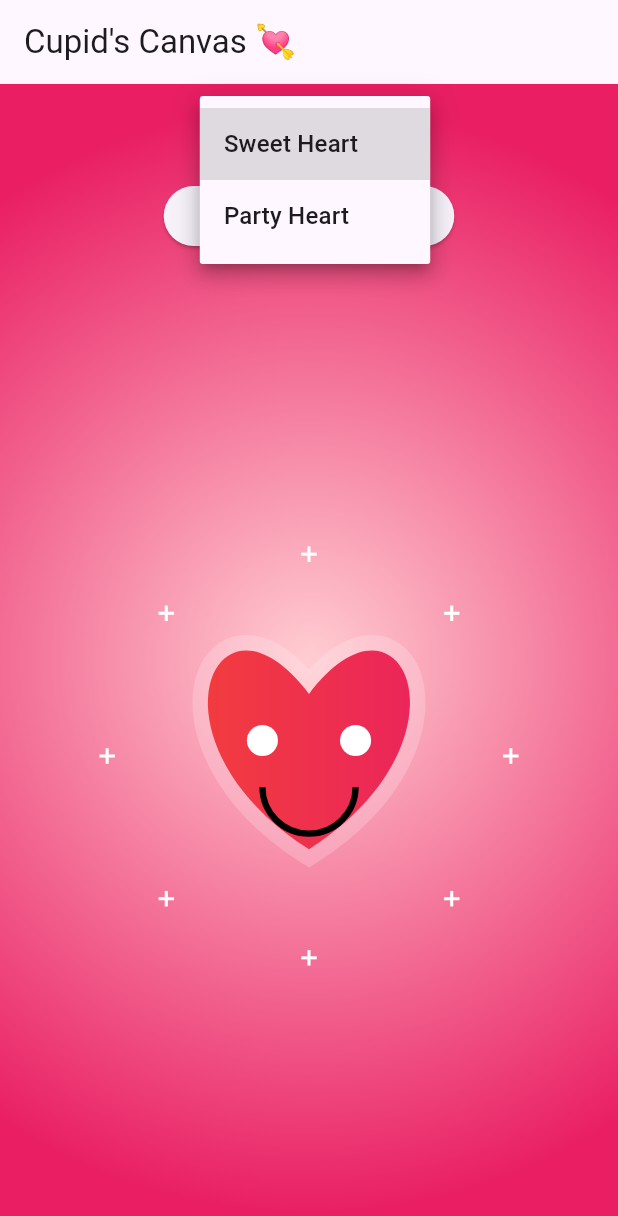
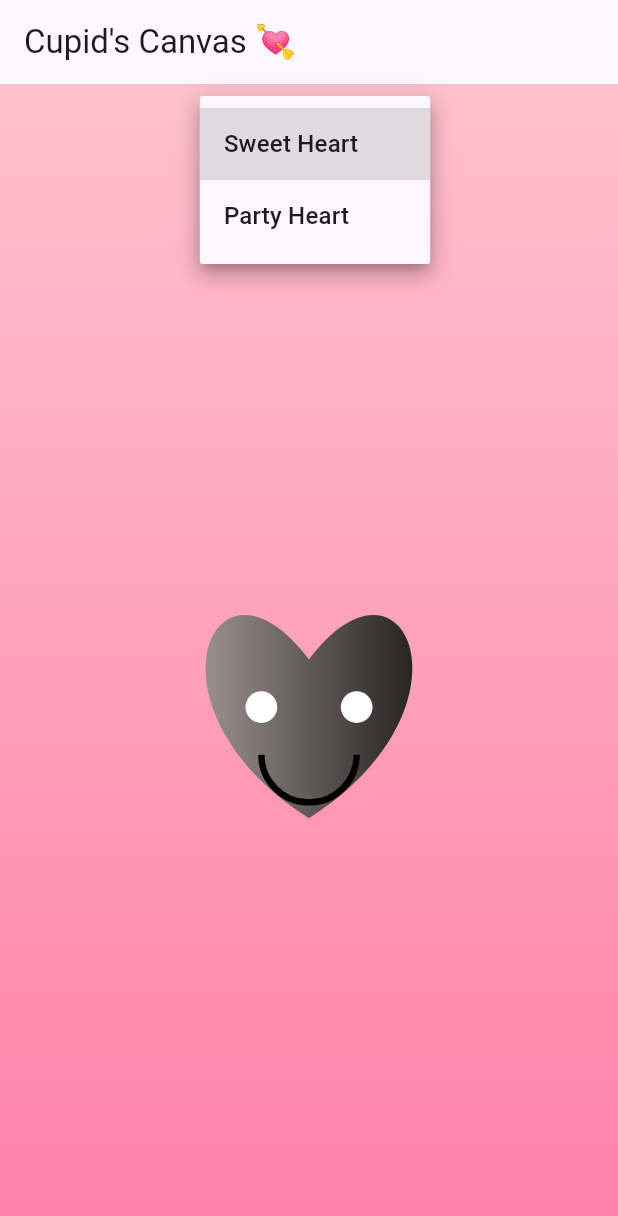
Before and after one commit to NgoBao/inclass3, a Flutter app: the screen it shows after launch, after a tap on "Sweet Heart", on a phone screen of 412 x 824 dp. Shown: the top 1216 px of the screen. Run offline on Flutter 3.47's test engine with Material 3 defaults, Android fonts, the phone set to English and light mode, and no system bars.

Commit message:
Update background, heart colors, animation movement

```diff
--- a/lib/main.dart
+++ b/lib/main.dart
@@ -8,10 +8,9 @@ class ValentineApp extends StatelessWidget {
 
   @override
   Widget build(BuildContext context) {
-    return MaterialApp(
+    return const MaterialApp(
       debugShowCheckedModeBanner: false,
-      theme: ThemeData(useMaterial3: true),
-      home: const ValentineHome(),
+      home: ValentineHome(),
     );
   }
 }
@@ -29,18 +28,23 @@ class _ValentineHomeState extends State<ValentineHome>
   String selectedEmoji = 'Sweet Heart';
 
   late AnimationController _controller;
-  bool showBalloons = false;
+  late Animation<double> _smoothAnimation;
 
   @override
   void initState() {
     super.initState();
+
     _controller = AnimationController(
       vsync: this,
-      duration: const Duration(milliseconds: 800),
-      lowerBound: 0.9,
-      upperBound: 1.1,
-    )..repeat(reverse: true);
+      duration: const Duration(seconds: 20),
+    )..repeat();
+
+    _smoothAnimation = CurvedAnimation(
+      parent: _controller,
+      curve: Curves.easeInOut,  // smooth ending
+    );
   }
+
 
   @override
   void dispose() {
@@ -48,20 +52,24 @@ class _ValentineHomeState extends State<ValentineHome>
     super.dispose();
   }
 
-  void toggleBalloons() {
-    setState(() => showBalloons = !showBalloons);
-  }
-
   @override
   Widget build(BuildContext context) {
+    final isSweet = selectedEmoji == 'Sweet Heart';
+
     return Scaffold(
       appBar: AppBar(title: const Text("Cupid's Canvas 💘")),
       body: Container(
-        decoration: const BoxDecoration(
-          gradient: RadialGradient(
-            center: Alignment.center,
-            radius: 0.9,
-            colors: [Color(0xFFFFCDD2), Color(0xFFE91E63)],
+        decoration: BoxDecoration(
+          gradient: isSweet
+              ? const LinearGradient(
+            colors: [Color(0xFFFFC1CC), Color(0xFFFF80AB)],
+            begin: Alignment.topCenter,
+            end: Alignment.bottomCenter,
+          )
+              : const LinearGradient(
+            colors: [Color(0xFFFFF3E0), Color(0xFFFFCC80)],
+            begin: Alignment.topCenter,
+            end: Alignment.bottomCenter,
           ),
         ),
         child: Column(
@@ -75,21 +83,14 @@ class _ValentineHomeState extends State<ValentineHome>
               onChanged: (value) =>
                   setState(() => selectedEmoji = value ?? selectedEmoji),
             ),
-            ElevatedButton(
-              onPressed: toggleBalloons,
-              child: const Text("Balloon Celebration 🎈"),
-            ),
-            const SizedBox(height: 16),
+            const SizedBox(height: 20),
             Expanded(
               child: Center(
-                child: ScaleTransition(
-                  scale: _controller,
                 child: CustomPaint(
-                    size: const Size(300, 300),
+                  size: const Size(350, 350),
                   painter: HeartEmojiPainter(
                     type: selectedEmoji,
-                      showBalloons: showBalloons,
-                    ),
+                    animation: _smoothAnimation,
                   ),
                 ),
               ),
@@ -103,65 +104,67 @@ class _ValentineHomeState extends State<ValentineHome>
 
 class HeartEmojiPainter extends CustomPainter {
   final String type;
-  final bool showBalloons;
+  final Animation<double> animation;
 
-  HeartEmojiPainter({required this.type, required this.showBalloons});
+  HeartEmojiPainter({
+    required this.type,
+    required this.animation,
+  }) : super(repaint: animation);
 
   @override
   void paint(Canvas canvas, Size size) {
     final center = Offset(size.width / 2, size.height / 2);
 
-    // ===== GLOW TRAIL =====
-    final glowPaint = Paint()
-      ..color = Colors.white.withOpacity(0.2)
-      ..style = PaintingStyle.stroke
-      ..strokeWidth = 20;
-    final glowPath = _heartPath(center);
-    canvas.drawPath(glowPath, glowPaint);
+    // PARTY BALLOONS BACKGROUND
+    if (type == 'Party Heart') {
+      _drawPartyBalloons(canvas, size, center);
+    }
 
-    // ===== HEART WITH GRADIENT =====
-    final gradient = LinearGradient(
-      colors: type == 'Party Heart'
-          ? [Colors.pinkAccent, Colors.deepPurple]
-          : [Colors.red, Colors.pink],
+
+    final double scale =
+        1.0 + 0.12 * sin(animation.value * 2 * pi);
+
+
+    canvas.save();
+    canvas.translate(center.dx, center.dy);
+    canvas.scale(scale);
+    canvas.translate(-center.dx, -center.dy);
+
+    // 💖 HEART COLOR
+    final gradient = type == 'Sweet Heart'
+        ? const LinearGradient(
+      colors: [Color.fromARGB(255, 194, 180, 179), Color.fromARGB(255, 0, 0, 0)],
+    )
+        : const LinearGradient(
+      colors: [Colors.pinkAccent, Colors.deepPurple],
     );
 
     final rect = Rect.fromCenter(center: center, width: 220, height: 220);
     final paint = Paint()
-      ..shader = gradient.createShader(rect)
-      ..style = PaintingStyle.fill;
+      ..shader = gradient.createShader(rect);
 
     canvas.drawPath(_heartPath(center), paint);
 
-    // ===== FACE =====
+    // 👀 EYES
     final eyePaint = Paint()..color = Colors.white;
     canvas.drawCircle(Offset(center.dx - 30, center.dy - 10), 10, eyePaint);
     canvas.drawCircle(Offset(center.dx + 30, center.dy - 10), 10, eyePaint);
 
+    // 😊 MOUTH
     final mouthPaint = Paint()
       ..color = Colors.black
       ..style = PaintingStyle.stroke
       ..strokeWidth = 4;
+
     canvas.drawArc(
       Rect.fromCircle(center: Offset(center.dx, center.dy + 20), radius: 30),
       0,
       pi,
       false,
-        mouthPaint);
+      mouthPaint,
+    );
 
-    // ===== PARTY FEATURES =====
-    if (type == 'Party Heart') {
-      _drawPartyHat(canvas, center);
-      _drawConfetti(canvas, size);
-    }
-
-    // ===== SPARKLES =====
-    _drawSparkles(canvas, center);
-
-    // ===== BALLOONS =====
-    if (showBalloons) {
-      _drawBalloons(canvas, size);
-    }
+    canvas.restore();
   }
 
   Path _heartPath(Offset center) {
@@ -174,59 +177,35 @@ class HeartEmojiPainter extends CustomPainter {
       ..close();
   }
 
-  void _drawPartyHat(Canvas canvas, Offset center) {
-    final hatPaint = Paint()..color = Colors.yellow;
-    final hatPath = Path()
-      ..moveTo(center.dx, center.dy - 110)
-      ..lineTo(center.dx - 40, center.dy - 40)
-      ..lineTo(center.dx + 40, center.dy - 40)
-      ..close();
-    canvas.drawPath(hatPath, hatPaint);
+  void _drawPartyBalloons(Canvas canvas, Size size, Offset center) {
+    for (int i = 0; i < 40; i++) {
+      final paint = Paint()
+        ..color = Colors.primaries[i % Colors.primaries.length];
+
+      final radius = 100 + (i % 6) * 40;
+      final speed = 0.5 + (i % 5) * 0.2;
+
+      final angle = (animation.value * 20 * pi * speed) + (i * pi / 10);
+
+
+      final x = center.dx + cos(angle) * radius;
+      final y = center.dy + sin(angle) * radius;
+
+      final sizeFactor = 20 + (i % 4) * 8;
+
+      canvas.drawOval(
+        Rect.fromCenter(
+          center: Offset(x, y),
+          width: sizeFactor.toDouble(),
+          height: (sizeFactor * 1.4).toDouble(),
+        ),
+        paint,
+      );
+    }
+  }
+  @override
+  bool shouldRepaint(covariant CustomPainter oldDelegate) {
+    return true;
   }
 
-  void _drawConfetti(Canvas canvas, Size size) {
-    final random = Random();
-    for (int i = 0; i < 30; i++) {
-      final paint = Paint()
-        ..color = Colors.primaries[random.nextInt(Colors.primaries.length)];
-      canvas.drawCircle(
-          Offset(random.nextDouble() * size.width,
-              random.nextDouble() * size.height),
-          3,
-          paint);
 }
-  }
-
-  void _drawSparkles(Canvas canvas, Offset center) {
-    final sparklePaint = Paint()
-      ..color = Colors.white
-      ..strokeWidth = 2;
-
-    for (int i = 0; i < 8; i++) {
-      final angle = i * pi / 4;
-      final dx = center.dx + 130 * cos(angle);
-      final dy = center.dy + 130 * sin(angle);
-      canvas.drawLine(
-          Offset(dx - 5, dy), Offset(dx + 5, dy), sparklePaint);
-      canvas.drawLine(
-          Offset(dx, dy - 5), Offset(dx, dy + 5), sparklePaint);
-    }
-  }
-
-  void _drawBalloons(Canvas canvas, Size size) {
-    final random = Random();
-    for (int i = 0; i < 6; i++) {
-      final paint = Paint()
-        ..color = Colors.primaries[random.nextInt(Colors.primaries.length)];
-      final x = random.nextDouble() * size.width;
-      final y = random.nextDouble() * size.height / 2;
-      canvas.drawOval(Rect.fromCenter(center: Offset(x, y), width: 30, height: 40), paint);
-      canvas.drawLine(Offset(x, y + 20), Offset(x, y + 60), Paint());
-    }
-  }
-
-  @override
-  bool shouldRepaint(covariant HeartEmojiPainter oldDelegate) =>
-      oldDelegate.type != type ||
-      oldDelegate.showBalloons != showBalloons;
-}
```
Lines whose indentation alone changed are shown as unchanged.
